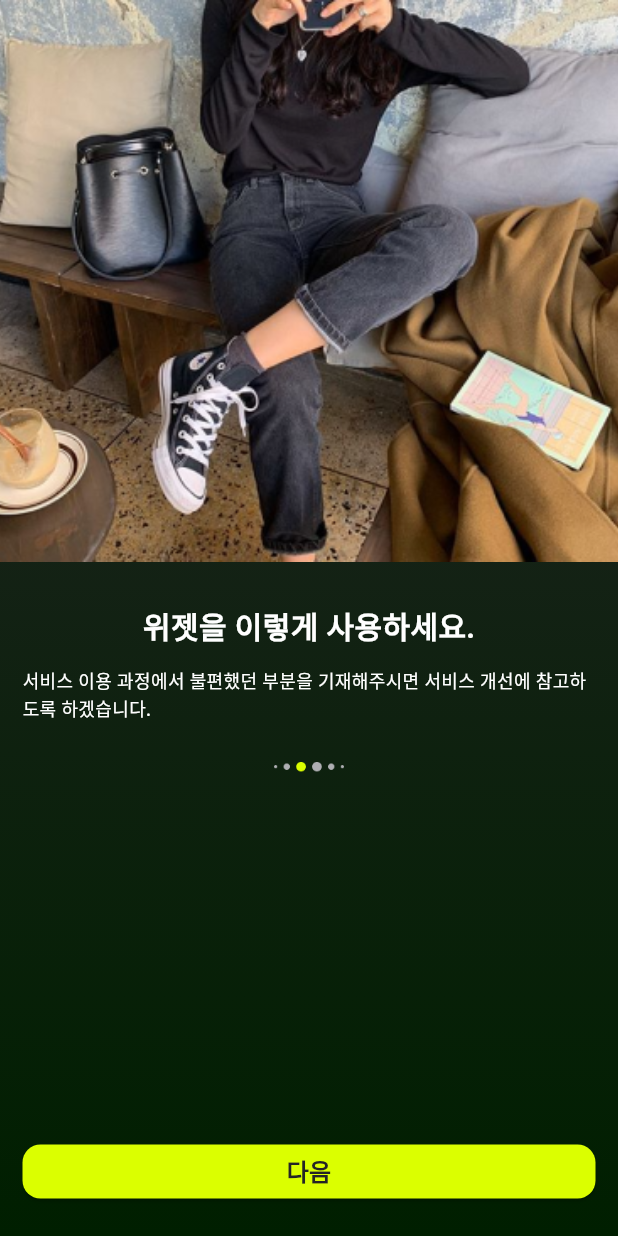
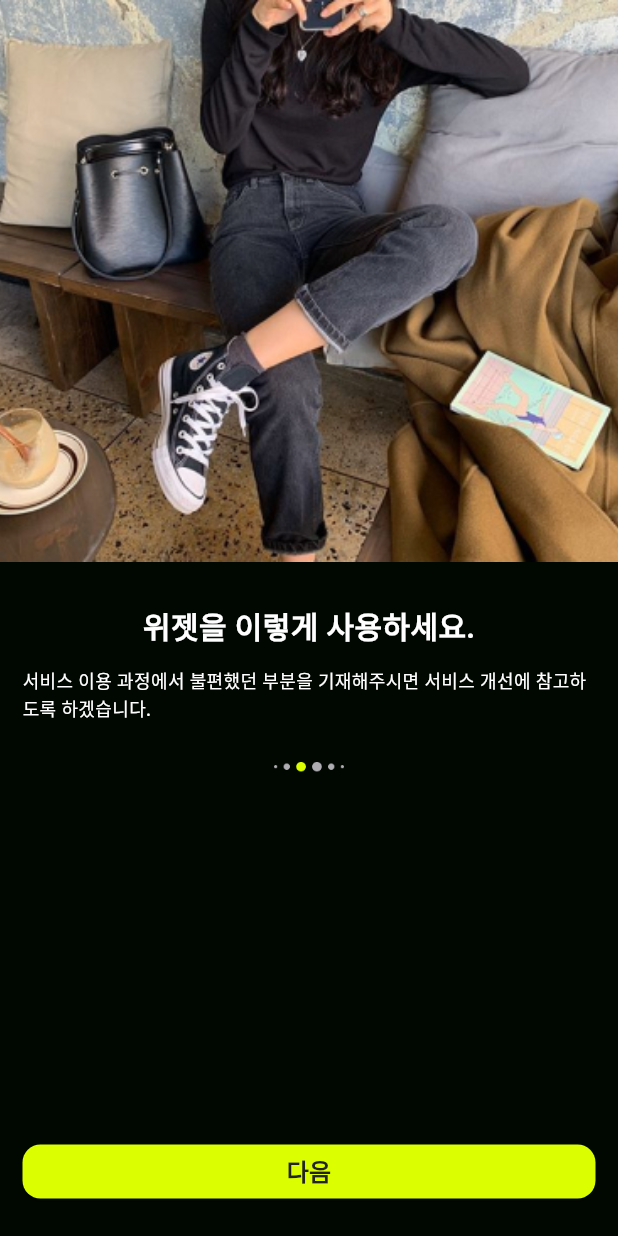
Before and after one commit to Faysel-Abdella/Flutter-App-Development, a Flutter app: the FirstOnBoardPage screen opened directly, on a phone screen of 412 x 824 dp. Run offline on Flutter 3.47's test engine with Material 3 defaults, Android fonts, the phone set to English and light mode, and no system bars; our stand-ins replace flutter_otp_text_field, image_picker.

Commit message:
Finish first milestone

```diff
--- a/lib/components/button.dart
+++ b/lib/components/button.dart
@@ -4,11 +4,13 @@ class CustomFreeButton extends StatefulWidget {
   final double height;
   final Color color;
   final Color textColor;
+  final onTab;
   final String content;
   final EdgeInsets margin;
 
   const CustomFreeButton({
     Key? key,
+    this.onTab,
     required this.height,
     required this.textColor,
     required this.color,
@@ -37,6 +39,7 @@ class _CustomFreeButtonState extends State<CustomFreeButton> {
           ),
         ),
         onPressed: () {
+          widget.onTab!();
           // Handle button press
         },
         child: Text(
--- a/lib/main.dart
+++ b/lib/main.dart
@@ -25,7 +25,7 @@ class MyApp extends StatelessWidget {
         colorScheme: ColorScheme.fromSeed(seedColor: Colors.deepPurple),
         useMaterial3: true,
       ),
-      home: const BrandSelect(),
+      home: const SplashPage(),
     );
   }
 }
--- a/lib/screens/intrance/first_onboard.dart
+++ b/lib/screens/intrance/first_onboard.dart
@@ -1,25 +1,24 @@
 import 'package:flutter/material.dart';
 import 'package:flutter_app_gap/components/button.dart';
+import 'package:flutter_app_gap/screens/intrance/allow_access.dart';
 
 class FirstOnBoardPage extends StatelessWidget {
   const FirstOnBoardPage({Key? key}) : super(key: key);
 
   @override
   Widget build(BuildContext context) {
+    onTabFun() {
+      Navigator.push(
+          context,
+          MaterialPageRoute(
+            builder: (context) => AllowAccessPage(),
+          ));
+    }
+
     return Scaffold(
-      backgroundColor: Colors.black,
+      backgroundColor: Color.fromARGB(255, 1, 7, 1),
       body: SafeArea(
         child: Container(
-          decoration: const BoxDecoration(
-            gradient: LinearGradient(
-              begin: Alignment.topCenter,
-              end: Alignment.bottomCenter,
-              colors: [
-                const Color(0xFF242426),
-                const Color(0xFF001F00),
-              ],
-            ),
-          ),
           child: LayoutBuilder(
             builder: (context, constraints) {
               return Column(
@@ -59,7 +58,8 @@ class FirstOnBoardPage extends StatelessWidget {
                           Image.asset('images/icon_slide2.png'),
                           const Spacer(),
                           const SizedBox(height: 16),
-                          const CustomFreeButton(
+                          CustomFreeButton(
+                            onTab: onTabFun,
                             height: 36.0,
                             color: Color(0xFFDBFF00),
                             content: "다음",
--- a/lib/screens/login_process/cell_certified.dart
+++ b/lib/screens/login_process/cell_certified.dart
@@ -1,5 +1,6 @@
 import 'package:flutter/material.dart';
 import 'package:flutter/services.dart';
+import 'package:flutter_app_gap/screens/login_process/otp_certified_page.dart';
 
 class CellCertifiedPage extends StatefulWidget {
   const CellCertifiedPage({Key? key}) : super(key: key);
@@ -212,6 +213,11 @@ class _CellCertifiedPageState extends State<CellCertifiedPage> {
                         ),
                       ),
                       onPressed: () {
+                        Navigator.push(
+                            context,
+                            MaterialPageRoute(
+                              builder: (context) => OTPPage(),
+                            ));
                         // Handle button press
                       },
                       child: const Text(
--- a/lib/screens/register_profile/name_register.dart
+++ b/lib/screens/register_profile/name_register.dart
@@ -3,6 +3,7 @@ import 'dart:async';
 import 'package:flutter/material.dart';
 import 'package:flutter/services.dart';
 import 'package:flutter_app_gap/components/button.dart';
+import 'package:flutter_app_gap/screens/register_profile/lounge_select.dart';
 import 'package:image_picker/image_picker.dart';
 
 class NameRegisterPage extends StatefulWidget {
@@ -350,6 +351,11 @@ class _NameRegisterPageState extends State<NameRegisterPage> {
                       ),
                     ),
                     onPressed: () {
+                      Navigator.push(
+                          context,
+                          MaterialPageRoute(
+                            builder: (context) => BrandSelect(),
+                          ));
                       // Handle button press
                     },
                     child: const Text(
```
Also changed, not shown: lib/screens/intrance/allow_access.dart (+13 -13 lines), lib/screens/intrance/splash.dart (+16 -1 lines), lib/screens/login_process/login.dart (+30 -4 lines), lib/screens/login_process/otp_certified_page.dart (+35 -0 lines).
